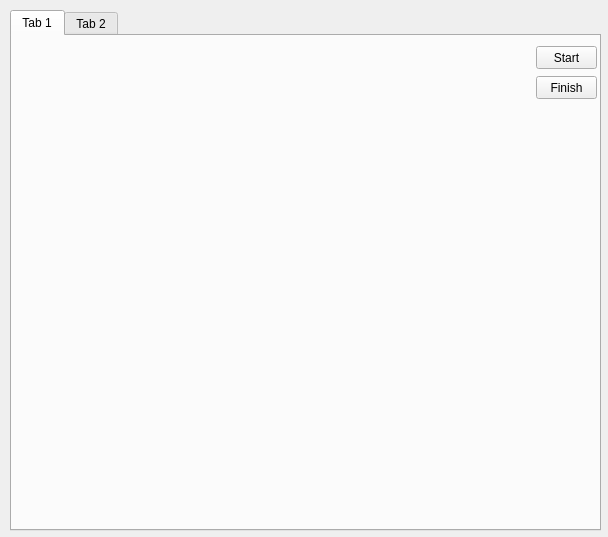
Old version of the form mainwindow.ui in the repository cattingcat/LifeGame.
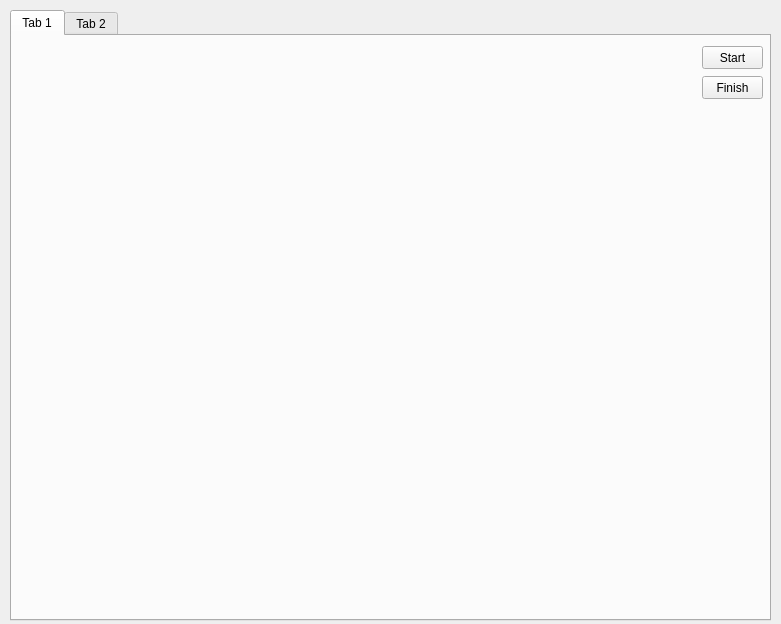
New version of the form. The open tabs and pages were chosen to show the change.

What changed in the file:
```diff
--- a/mainwindow.ui
+++ b/mainwindow.ui
@@ -6,8 +6,8 @@
    <rect>
     <x>0</x>
     <y>0</y>
-    <width>608</width>
-    <height>537</height>
+    <width>781</width>
+    <height>624</height>
    </rect>
   </property>
   <property name="windowTitle">
@@ -19,8 +19,8 @@
      <rect>
       <x>10</x>
       <y>10</y>
-      <width>591</width>
-      <height>521</height>
+      <width>761</width>
+      <height>611</height>
      </rect>
     </property>
     <property name="sizePolicy">
@@ -39,10 +39,10 @@
      <widget class="QWidget" name="verticalLayoutWidget">
       <property name="geometry">
        <rect>
-        <x>10</x>
-        <y>10</y>
-        <width>501</width>
-        <height>481</height>
+        <x>0</x>
+        <y>0</y>
+        <width>591</width>
+        <height>581</height>
        </rect>
       </property>
       <layout class="QVBoxLayout" name="verticalLayout">
@@ -69,7 +69,7 @@
      <widget class="QPushButton" name="startBtn">
       <property name="geometry">
        <rect>
-        <x>524</x>
+        <x>690</x>
         <y>10</y>
         <width>61</width>
         <height>23</height>
@@ -82,7 +82,7 @@
      <widget class="QPushButton" name="finishBtn">
       <property name="geometry">
        <rect>
-        <x>524</x>
+        <x>690</x>
         <y>40</y>
         <width>61</width>
         <height>23</height>
```
